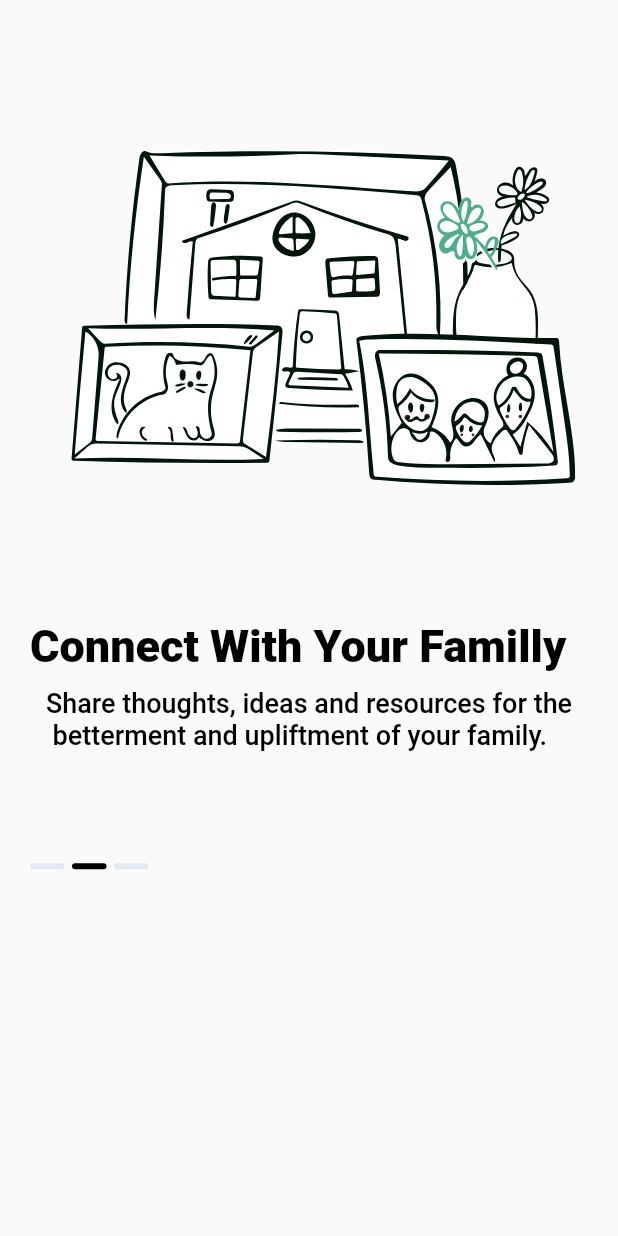
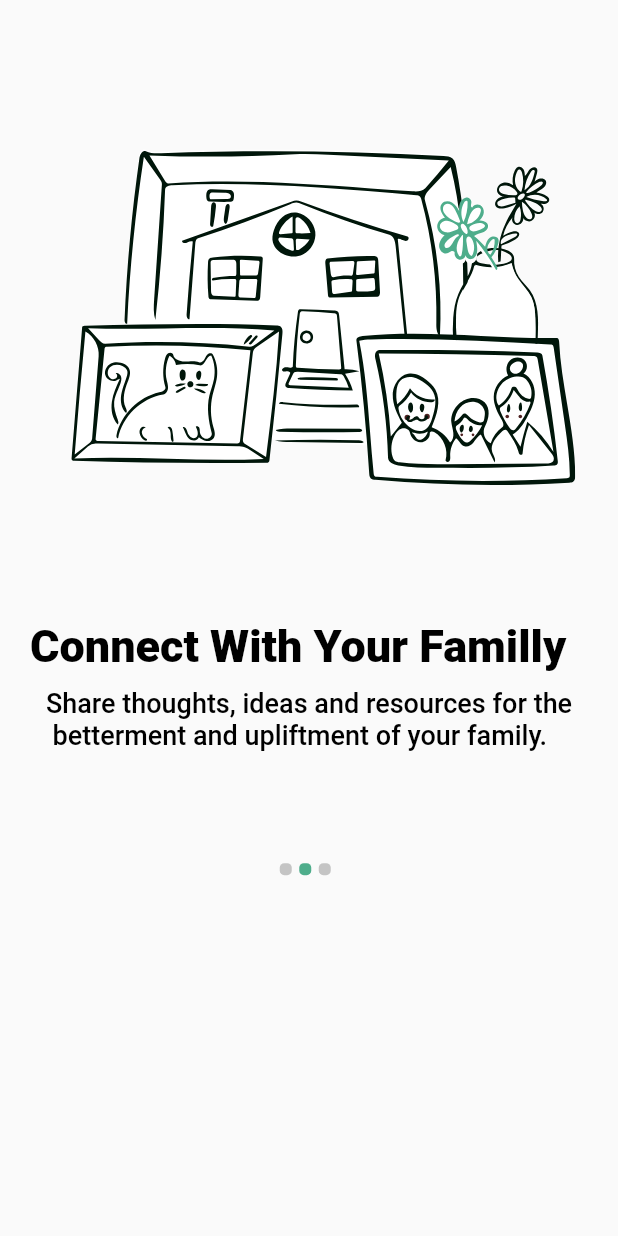
Before and after one commit to cr34t1ve/OakSocial, a Flutter app: the screen it shows after launch, swiped to page 2, on a phone screen of 412 x 824 dp. Run offline on Flutter 3.47's test engine with Material 2 defaults, Android fonts, the phone set to English and light mode, and no system bars; our stand-ins replace flutter_svg; Roboto replaces fonts that are missing (Manrope).

Commit message:
page indicator added

```diff
--- a/lib/screens/onboarding/onboarding.dart
+++ b/lib/screens/onboarding/onboarding.dart
@@ -37,6 +37,7 @@ class _OnboardingState extends State<Onboarding> {
                 Padding(
                   padding: EdgeInsets.fromLTRB(20, 5, 20, 5),
                   child: Row(
+                    mainAxisAlignment: MainAxisAlignment.center,
                     children: List.generate(
                       pageData.length,
                       (index) => buildDot(index),
@@ -55,10 +56,10 @@ class _OnboardingState extends State<Onboarding> {
     return AnimatedContainer(
       duration: Duration(milliseconds: 200),
       margin: EdgeInsets.only(right: 5),
-      height: 4,
-      width: 23,
+      height: 8,
+      width: 8,
       decoration: BoxDecoration(
-          color: currentPage == index ? Colors.black : Color(0xFFE3E9F0),
+          color: currentPage == index ? Color(0xFF4EAD8B) : Color(0xFFC4C4C4) ,
           borderRadius: BorderRadius.circular(3)),
     );
   }
```
